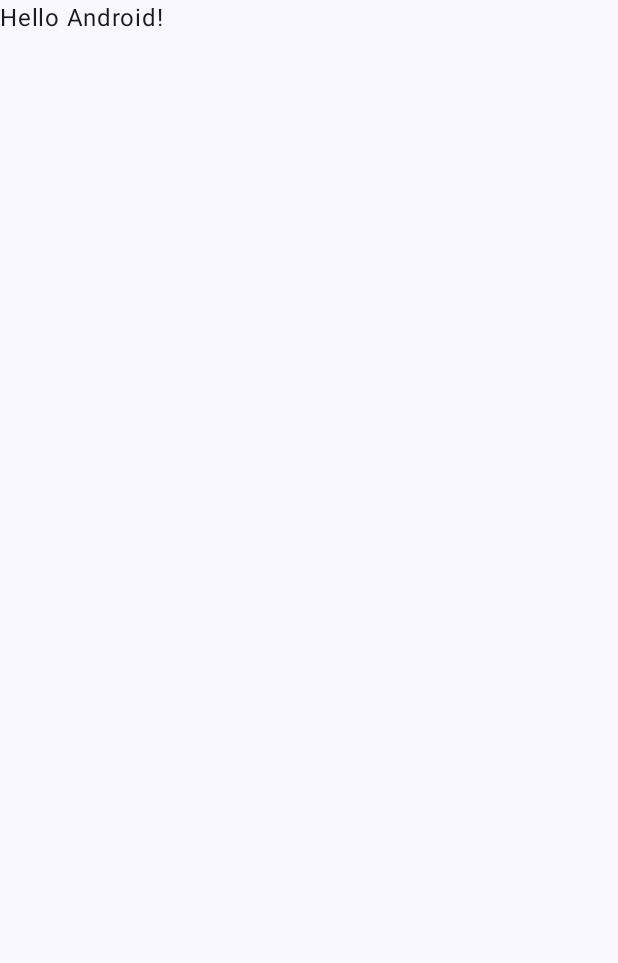
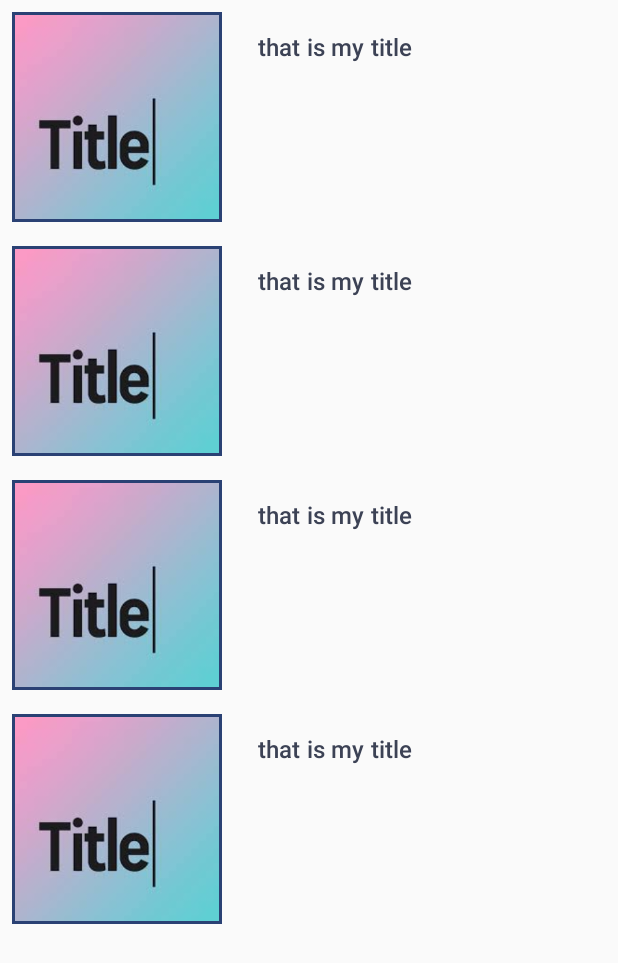
Before and after one commit to malgosielska/Favourite-Films-App, an Android app built with Jetpack Compose: the screen it shows after launch (MainActivity), on a phone screen of 412 x 824 dp. Before the commit the part shown is almost empty. Shown: the top 963 px of the screen. Run offline under Robolectric (Android 15) with nearby library versions, the phone set to English and light mode, and no system bars.

Commit message:
Add main screen with movies and titles

```diff
--- a/app/src/main/java/com/example/favfilmsapp/MainActivity.kt
+++ b/app/src/main/java/com/example/favfilmsapp/MainActivity.kt
@@ -1,46 +1,115 @@
 package com.example.favfilmsapp
 
+import android.content.res.Configuration
 import android.os.Bundle
 import androidx.activity.ComponentActivity
 import androidx.activity.compose.setContent
+import androidx.compose.foundation.Image
+import androidx.compose.foundation.border
+import androidx.compose.foundation.layout.Column
+import androidx.compose.foundation.layout.Row
 import androidx.compose.foundation.layout.fillMaxSize
+import androidx.compose.foundation.layout.padding
+import androidx.compose.foundation.layout.*
+import androidx.compose.foundation.lazy.LazyColumn
+import androidx.compose.foundation.shape.CircleShape
 import androidx.compose.material3.MaterialTheme
 import androidx.compose.material3.Surface
 import androidx.compose.material3.Text
 import androidx.compose.runtime.Composable
 import androidx.compose.ui.Modifier
+import androidx.compose.ui.draw.*
+import androidx.compose.ui.res.painterResource
 import androidx.compose.ui.tooling.preview.Preview
+import androidx.compose.ui.unit.dp
 import com.example.favfilmsapp.ui.theme.FavFilmsAppTheme
+import androidx.compose.foundation.lazy.items
+import androidx.compose.runtime.remember
+import androidx.compose.runtime.remember
+import androidx.compose.runtime.getValue
+import androidx.compose.foundation.clickable
+import androidx.compose.runtime.mutableStateOf
+import androidx.compose.runtime.setValue
+import androidx.compose.animation.animateColorAsState
+import androidx.compose.animation.animateContentSize
+import androidx.compose.ui.platform.LocalContext
+import androidx.compose.ui.unit.sp
 
 class MainActivity : ComponentActivity() {
     override fun onCreate(savedInstanceState: Bundle?) {
         super.onCreate(savedInstanceState)
         setContent {
-            FavFilmsAppTheme {
-                // A surface container using the 'background' color from the theme
-                Surface(
-                    modifier = Modifier.fillMaxSize(),
-                    color = MaterialTheme.colorScheme.background
-                ) {
-                    Greeting("Android")
+            setContent {
+                FavFilmsAppTheme {
+                    Conversation(SampleData.movies)
                 }
             }
         }
     }
 }
 
+
 @Composable
-fun Greeting(name: String, modifier: Modifier = Modifier) {
-    Text(
-        text = "Hello $name!",
-        modifier = modifier
-    )
+fun MovieCard(movie: Movie) {
+    Row(modifier = Modifier
+        .padding(all = 8.dp))
+        {
+            Image(
+            painter = painterResource(movie.imageResource),
+            contentDescription = movie.title,
+            modifier = Modifier
+                .size(140.dp)
+                .border(1.5.dp, MaterialTheme.colorScheme.primary)
+        )
+
+        Spacer(modifier = Modifier.width(10.dp))
+
+        Text(
+            text = movie.title,
+            color = MaterialTheme.colorScheme.secondary,
+            style = MaterialTheme.typography.titleSmall,
+            modifier = Modifier.padding(all = 14.dp),
+            fontSize = 16.sp
+            )
+    }
 }
 
-@Preview(showBackground = true)
-@Composable
-fun GreetingPreview() {
+@Preview(name = "Light Mode")
+@Preview(
+    uiMode = Configuration.UI_MODE_NIGHT_YES,
+    showBackground = true,
+    name = "Dark Mode"
+)@Composable
+fun PreviewMovieCard() {
     FavFilmsAppTheme {
-        Greeting("Android")
+        Surface {
+            MovieCard(
+                movie = Movie(title="that is my title", imageResource = R.drawable.title, description = "", actors = listOf() , scenes = listOf()),
+            )
+        }
     }
 }
+
+
+@Composable
+fun Conversation(movies: List<Movie>) {
+    LazyColumn {
+        items(movies) { movie ->
+            MovieCard(movie = movie)
+        }
+    }
+}
+
+
+@Preview
+@Preview(
+    uiMode = Configuration.UI_MODE_NIGHT_YES,
+    showBackground = true,
+    name = "Dark Mode"
+)
+@Composable
+fun PreviewConversation() {
+    FavFilmsAppTheme {
+        Conversation(SampleData.movies)
+    }
+}
--- /dev/null
+++ b/app/src/main/java/com/example/favfilmsapp/Movie.kt
@@ -0,0 +1,9 @@
+package com.example.favfilmsapp
+
+data class Movie(
+    val title: String,
+    val imageResource: Int,
+    val description: String,
+    val scenes: List<Int>,
+    val actors: List<String>
+)
--- /dev/null
+++ b/app/src/main/java/com/example/favfilmsapp/SampleData.kt
@@ -0,0 +1,34 @@
+package com.example.favfilmsapp
+
+object SampleData {
+    val movies = listOf(
+        Movie(
+            title = "that is my title",
+            imageResource = R.drawable.title,
+            description = "",
+            actors = listOf(),
+            scenes = listOf()
+        ),
+        Movie(
+            title = "that is my title",
+            imageResource = R.drawable.title,
+            description = "",
+            actors = listOf(),
+            scenes = listOf()
+        ),
+        Movie(
+            title = "that is my title",
+            imageResource = R.drawable.title,
+            description = "",
+            actors = listOf(),
+            scenes = listOf()
+        ),
+        Movie(
+            title = "that is my title",
+            imageResource = R.drawable.title,
+            description = "",
+            actors = listOf(),
+            scenes = listOf()
+        )
+    )
+}
```
Also changed, not shown: app/src/main/res/drawable/title.jpg (added).
